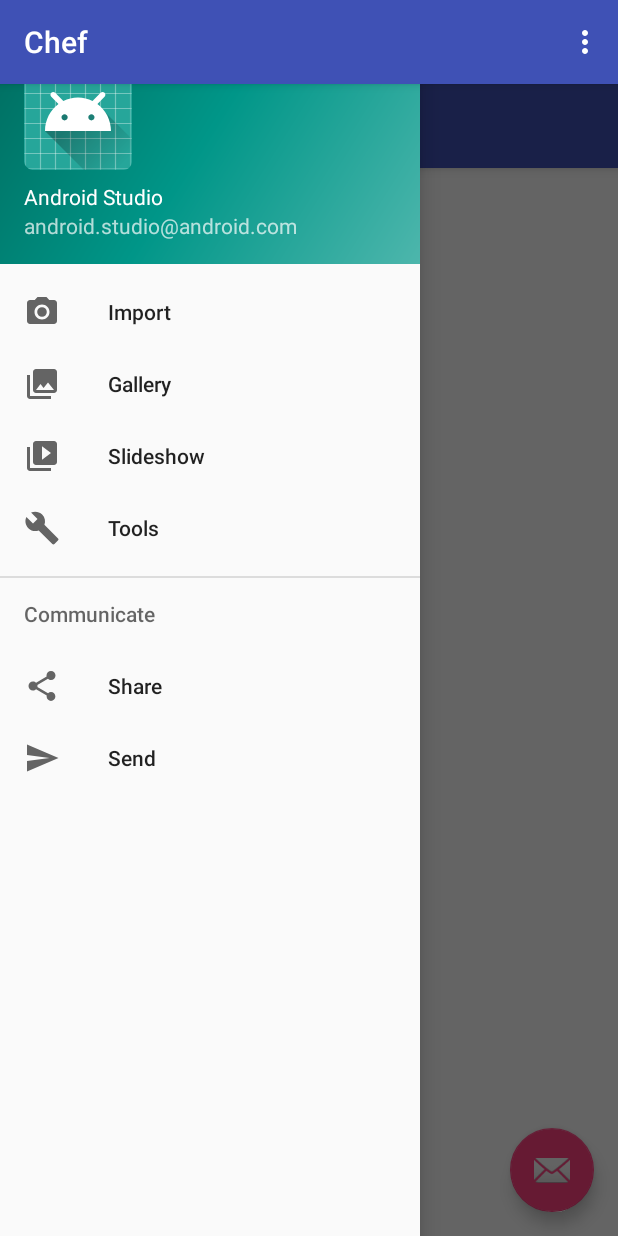
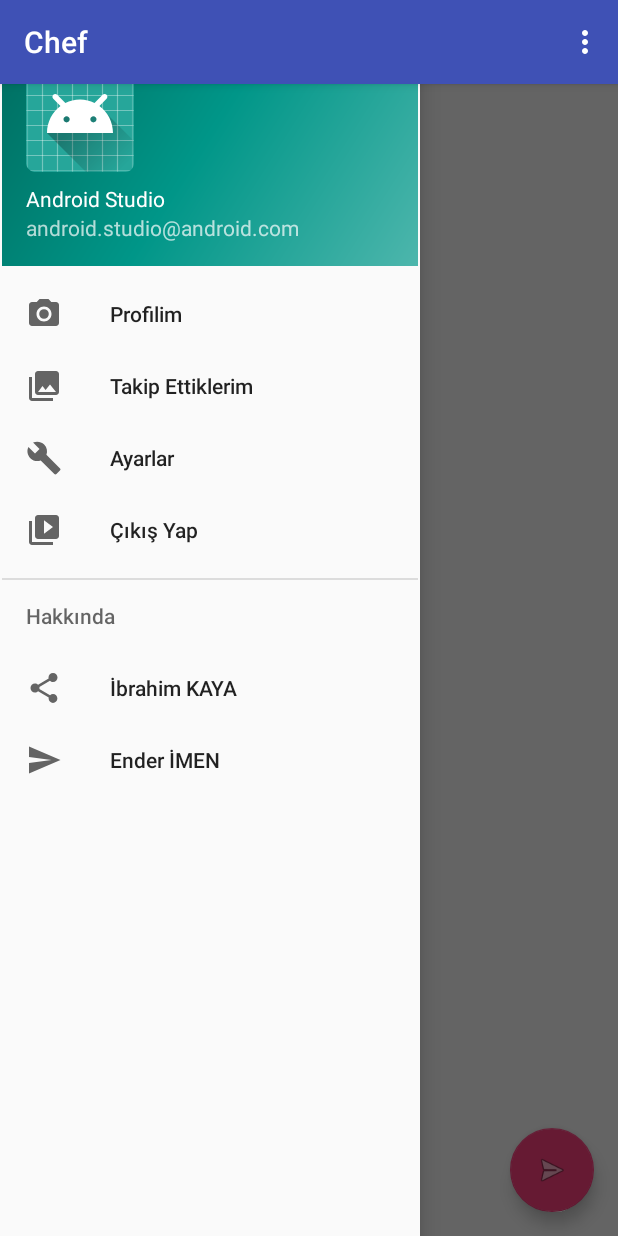
Before and after one commit to enderimen/Chef, an Android app: the screen it shows after launch (MainActivity), with the side drawer open, on a phone screen of 412 x 824 dp. Run offline under Robolectric (Android 15) with nearby library versions, the phone set to English and light mode, and no system bars; our stand-ins replace Firebase (no records; nobody signed in at launch, a user with empty details on screens opened directly); libraries missing offline, so code that uses them is left out: com.firebase.ui; 1 statement that could not run was skipped.

Commit message:
14.12.2017

```diff
--- a/app/build.gradle
+++ b/app/build.gradle
@@ -21,6 +21,7 @@ android {
 dependencies {
     implementation fileTree(dir: 'libs', include: ['*.jar'])
     implementation 'com.android.support:appcompat-v7:26.1.0'
+    implementation 'com.android.support:design:26.1.0'
     implementation 'com.android.support.constraint:constraint-layout:1.0.2'
     testImplementation 'junit:junit:4.12'
     androidTestImplementation 'com.android.support.test:runner:1.0.1'
@@ -33,6 +34,7 @@ dependencies {
     compile 'com.google.firebase:firebase-config:11.2.2'
     compile 'com.google.android.gms:play-services-auth:11.2.2'
     compile 'com.firebaseui:firebase-ui-auth:2.3.0'
+    compile 'com.xw.repo:bubbleseekbar:3.5-lite'
 }
 configurations.all {
     resolutionStrategy.eachDependency { details ->
--- a/app/src/main/java/com/example/acer/chef/MainActivity.java
+++ b/app/src/main/java/com/example/acer/chef/MainActivity.java
@@ -30,6 +30,7 @@ import java.util.Arrays;
 public class MainActivity extends AppCompatActivity
         implements NavigationView.OnNavigationItemSelectedListener {
 
+    FloatingActionButton fab;
 
   /*  @Override
     protected void onCreate(Bundle savedInstanceState) {
@@ -39,15 +40,8 @@ public class MainActivity extends AppCompatActivity
         Toolbar toolbar = (Toolbar) findViewById(R.id.toolbar);
         setSupportActionBar(toolbar);
 
-        FloatingActionButton fab = (FloatingActionButton) findViewById(R.id.fab);
-        fab.setOnClickListener(new View.OnClickListener() {
-            @Override
-            public void onClick(View view) {
-                Snackbar.make(view, "Replace with your own action", Snackbar.LENGTH_LONG)
-                        .setAction("Action", null).show();
-            }
-        });
-
+*/
+/*
         DrawerLayout drawer = (DrawerLayout) findViewById(R.id.drawer_layout);
         ActionBarDrawerToggle toggle = new ActionBarDrawerToggle(
                 this, drawer, toolbar, R.string.navigation_drawer_open, R.string.navigation_drawer_close);
@@ -125,6 +119,16 @@ public class MainActivity extends AppCompatActivity
         super.onCreate(savedInstanceState);
         setContentView(R.layout.activity_main);
         baslangic();
+
+        fab = (FloatingActionButton) findViewById(R.id.fab);
+        fab.setOnClickListener(new View.OnClickListener() {
+            @Override
+            public void onClick(View view) {
+                Intent intent;
+                intent = new Intent(MainActivity.this, PaylasimYap.class);
+                startActivity(intent);
+            }
+        });
     }
 
     @Override
--- a/app/src/main/res/layout/activity_main.xml
+++ b/app/src/main/res/layout/activity_main.xml
@@ -19,6 +19,7 @@
         android:layout_height="match_parent"
         android:layout_gravity="start"
         android:fitsSystemWindows="true"
+        android:padding="1dp"
         app:headerLayout="@layout/nav_header_main"
         app:menu="@menu/activity_main_drawer" />
 
--- a/app/src/main/res/layout/app_bar_main.xml
+++ b/app/src/main/res/layout/app_bar_main.xml
@@ -11,13 +11,6 @@
         android:layout_height="wrap_content"
         android:theme="@style/AppTheme.AppBarOverlay">
 
-        <android.support.v7.widget.Toolbar
-            android:id="@+id/toolbar"
-            android:layout_width="match_parent"
-            android:layout_height="?attr/actionBarSize"
-            android:background="?attr/colorPrimary"
-            app:popupTheme="@style/AppTheme.PopupOverlay" />
-
     </android.support.design.widget.AppBarLayout>
 
     <include layout="@layout/content_main" />
@@ -28,6 +21,6 @@
         android:layout_height="wrap_content"
         android:layout_gravity="bottom|end"
         android:layout_margin="@dimen/fab_margin"
-        app:srcCompat="@android:drawable/ic_dialog_email" />
+        app:srcCompat="@android:drawable/ic_menu_send" />
 
 </android.support.design.widget.CoordinatorLayout>
--- a/app/src/main/res/menu/activity_main_drawer.xml
+++ b/app/src/main/res/menu/activity_main_drawer.xml
@@ -1,37 +1,38 @@
 <?xml version="1.0" encoding="utf-8"?>
 <menu xmlns:android="http://schemas.android.com/apk/res/android"
     xmlns:tools="http://schemas.android.com/tools"
+
     tools:showIn="navigation_view">
 
     <group android:checkableBehavior="single">
         <item
             android:id="@+id/nav_camera"
             android:icon="@drawable/ic_menu_camera"
-            android:title="Import" />
+            android:title="Profilim" />
         <item
             android:id="@+id/nav_gallery"
             android:icon="@drawable/ic_menu_gallery"
-            android:title="Gallery" />
+            android:title="Takip Ettiklerim" />
+        <item
+            android:id="@+id/nav_manage"
+            android:icon="@drawable/ic_menu_manage"
+            android:title="Ayarlar" />
         <item
             android:id="@+id/nav_slideshow"
             android:icon="@drawable/ic_menu_slideshow"
-            android:title="Slideshow" />
-        <item
-            android:id="@+id/nav_manage"
-            android:icon="@drawable/ic_menu_manage"
-            android:title="Tools" />
+            android:title="Çıkış Yap" />
     </group>
 
-    <item android:title="Communicate">
+    <item android:title="Hakkında">
         <menu>
             <item
                 android:id="@+id/nav_share"
                 android:icon="@drawable/ic_menu_share"
-                android:title="Share" />
+                android:title="İbrahim KAYA" />
             <item
                 android:id="@+id/nav_send"
                 android:icon="@drawable/ic_menu_send"
-                android:title="Send" />
+                android:title="Ender İMEN" />
         </menu>
     </item>
 
```
Also changed, not shown: app/src/main/AndroidManifest.xml (+11 -10 lines), app/src/main/java/com/example/acer/chef/PaylasimYap.java (added, +39 -0 lines), app/src/main/res/layout/activity_paylasim_yap.xml (added, +177 -0 lines), 91 other files.
